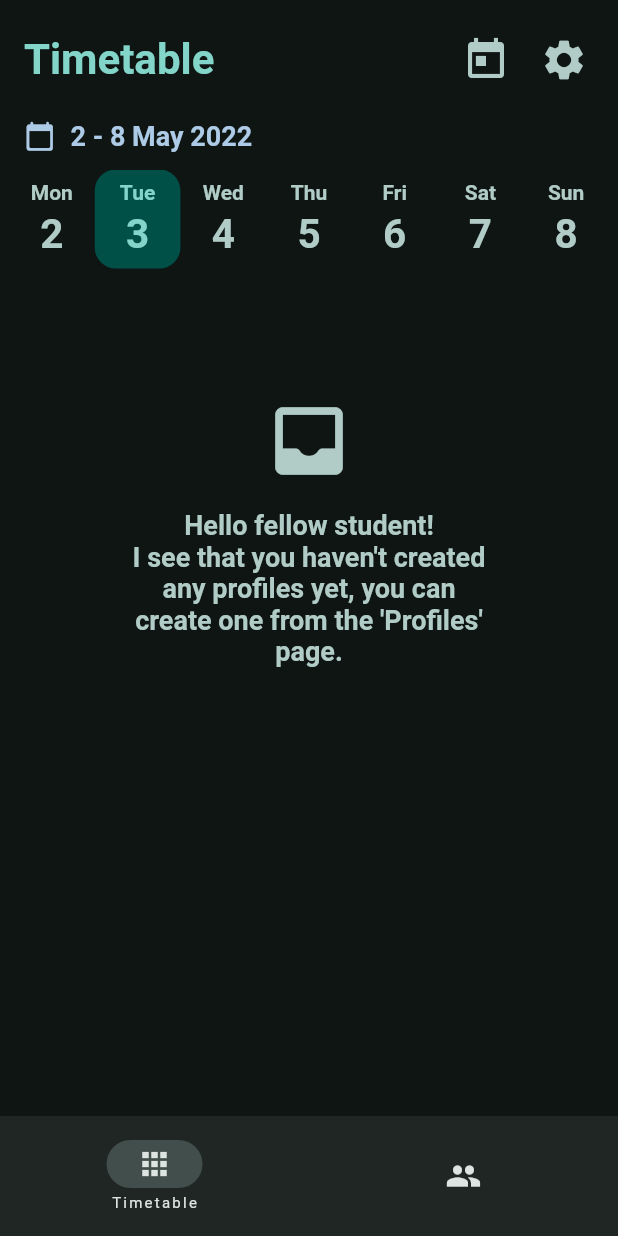
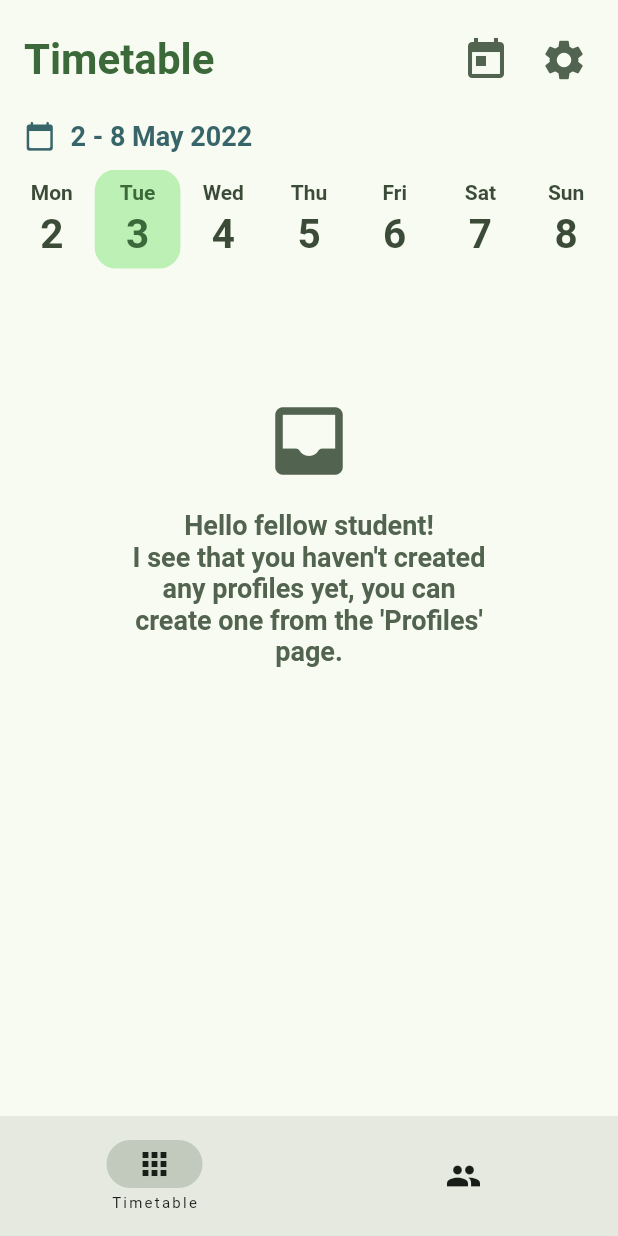
Before and after one commit to KitsuneSamaIX/Uniud-Timetable-App, a Flutter app: the screen it shows after launch, on a phone screen of 412 x 824 dp. Run offline on Flutter 3.47's test engine with Material 2 defaults, Android fonts, the phone set to English and light mode, and no system bars; our stand-ins replace flutter_slidable, shared_preferences.

Commit message:
Changed app defaults: default theme is now "system" and "green".
Diminished duration of nav bar animation in home_page.dart .

Improved color contrast of selected days inside the week timeline.

viewableWeeksRadius system improved, linked constants.

```diff
--- a/lib/custom_widgets/week_timeline.dart
+++ b/lib/custom_widgets/week_timeline.dart
@@ -16,9 +16,9 @@ class WeekTimeline extends StatefulWidget {
 }
 
 class _WeekTimelineState extends State<WeekTimeline> with AutomaticKeepAliveClientMixin {
-  static const int _viewableWeeksRadius = 1000;
-  static const int _totalViewableWeeks = (_viewableWeeksRadius * 2) + 1;
-  final int _currentWeekIndex = (_totalViewableWeeks / 2).floor();
+  late final int _viewableWeeksRadius = widget.controller.viewableWeeksRadius;
+  late final int _totalViewableWeeks = (_viewableWeeksRadius * 2) + 1;
+  late final int _currentWeekIndex = (_totalViewableWeeks / 2).floor();
 
   final DateTime _currentDate = _normalizeDate(DateTime.now());
 
@@ -201,7 +201,7 @@ class _DayTile extends StatelessWidget {
                     ? Theme.of(context).colorScheme.primary
                     : (isSelected
                     ? Theme.of(context).colorScheme.onPrimaryContainer
-                    : Theme.of(context).colorScheme.secondary),
+                    : Theme.of(context).colorScheme.onSecondaryContainer),
                 fontWeight: FontWeight.bold,
               ),
               child: Column(
@@ -223,12 +223,15 @@ class _DayTile extends StatelessWidget {
 }
 
 class WeekTimelineController extends ChangeNotifier {
+  final int viewableWeeksRadius;
   final DateTime initialDate;
   late DateTime _selectedDate;
 
   WeekTimelineController({
+    this.viewableWeeksRadius = 1000,
     required this.initialDate,
-  }) : _selectedDate = _normalizeDate(initialDate);
+  }) : _selectedDate = _normalizeDate(initialDate),
+        assert (viewableWeeksRadius >= 0);
 
   // PUBLIC API
 
--- a/lib/pages/main_pages/home_page.dart
+++ b/lib/pages/main_pages/home_page.dart
@@ -102,6 +102,7 @@ class _HomePageState extends State<HomePage> {
         ),
       ),
       bottomNavigationBar: NavigationBar(
+        animationDuration: const Duration(milliseconds: 300),
         labelBehavior: NavigationDestinationLabelBehavior.onlyShowSelected,
         selectedIndex: _selectedPageIndex,
         onDestinationSelected: (index) => setState(() {
--- a/lib/utilities/app_settings.dart
+++ b/lib/utilities/app_settings.dart
@@ -4,8 +4,8 @@ import 'package:uniud_timetable_app/pages/settings_page.dart';
 
 class AppSettings extends ChangeNotifier {
   // Theme (with defaults)
-  ThemeMode _themeMode = ThemeMode.dark;
-  AppKeyColor _appKeyColor = AppKeyColor.teal;
+  ThemeMode _themeMode = ThemeMode.system;
+  AppKeyColor _appKeyColor = AppKeyColor.green;
   bool _darkIsTrueBlack = false;
 
   ThemeMode get themeMode => _themeMode;
--- a/lib/utilities/timetable_manager.dart
+++ b/lib/utilities/timetable_manager.dart
@@ -2,7 +2,8 @@ import 'package:flutter/material.dart';
 import 'package:uniud_timetable_app/custom_widgets/week_timeline.dart';
 
 class TimetableManager {
-  static const int _viewableDatesRadius = 1000 * 7; // TODO maybe I should link this '1000' with the _viewableWeeksRadius constant inside _weekTimelineController
+  static const int _viewableWeeksRadius = 1000;
+  static const int _viewableDatesRadius = _viewableWeeksRadius * 7;
   static const int _totalViewableDates = (_viewableDatesRadius * 2) + 1;
   final int _currentDateIndex = (_totalViewableDates / 2).floor();
 
@@ -12,7 +13,8 @@ class TimetableManager {
   late final PageController _lessonsPageController;
 
   TimetableManager() {
-    _weekTimelineController = WeekTimelineController(initialDate: _currentDate);
+    _weekTimelineController = WeekTimelineController(
+        viewableWeeksRadius: _viewableWeeksRadius, initialDate: _currentDate);
     _lessonsPageController = PageController(initialPage: _currentDateIndex);
   }
 
```
